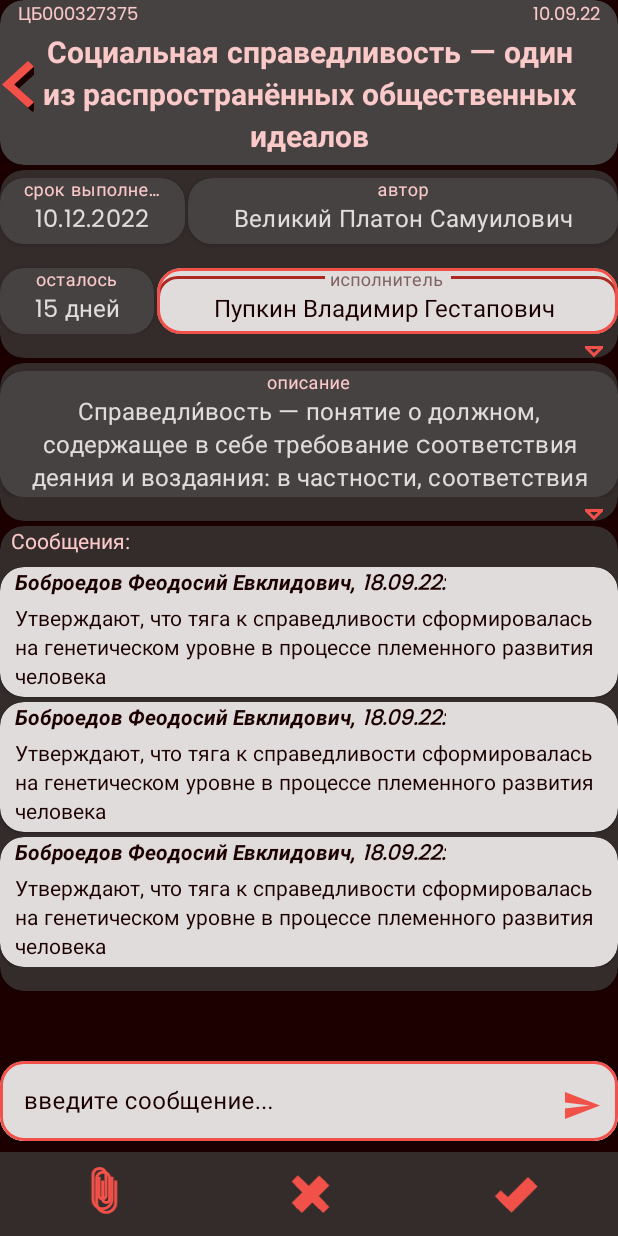
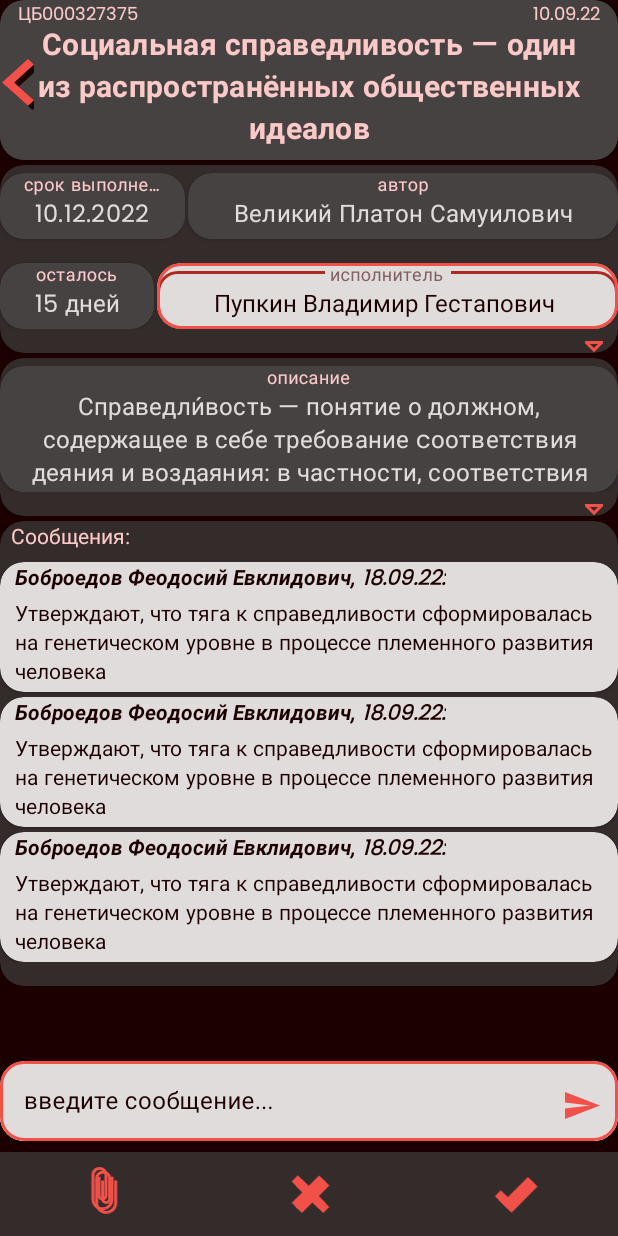
Before and after one commit to NlightN22/TaskManager1C, an Android app: the layout fragment_task_detailed.xml on its own in the app's theme, with its tools: preview values and no code run, on a phone screen of 412 x 824 dp. Run offline under Robolectric (Android 15) with nearby library versions, the light colour scheme and no system bars.

Commit message:
add animation to expand view add OnSwipeTouchListener.kt add swipe to detailed cards add nav args end send to task detailed change title to edittext add days deadline

```diff
--- a/app/src/main/java/space/active/taskmanager1c/domain/repository/TasksRepository.kt
+++ b/app/src/main/java/space/active/taskmanager1c/domain/repository/TasksRepository.kt
@@ -6,7 +6,7 @@ import space.active.taskmanager1c.domain.models.Task
 
 interface TasksRepository {
     val listTasksFlow: Flow<List<Task>>
-    fun getTask(taskId: String): Flow<Request<Task>>
+    fun getTask(taskId: String): Flow<Task?>
     fun editTask(task: Task): Flow<Request<Any>>
     fun createNewTask(task: Task): Flow<Request<Any>>
     fun attachFileToTask(file: ByteArray, taskId: String): Flow<Request<Any>>
--- a/app/src/main/java/space/active/taskmanager1c/domain/use_case/GetDetailedTask.kt
+++ b/app/src/main/java/space/active/taskmanager1c/domain/use_case/GetDetailedTask.kt
@@ -1,6 +1,7 @@
 package space.active.taskmanager1c.domain.use_case
 
 import kotlinx.coroutines.CoroutineDispatcher
+import kotlinx.coroutines.flow.Flow
 import kotlinx.coroutines.flow.catch
 import kotlinx.coroutines.flow.flow
 import kotlinx.coroutines.flow.flowOn
@@ -16,10 +17,9 @@ import javax.inject.Inject
 
 class GetDetailedTask @Inject constructor(
     private val repository: TasksRepository,
-    private val inputTaskRepository: InputTaskRepository,
     @IoDispatcher private val ioDispatcher: CoroutineDispatcher
 ) {
-        operator fun invoke(taskId: String) = repository.getTask(taskId).flowOn(ioDispatcher)
+        operator fun invoke(taskId: String): Flow<Task?> = repository.getTask(taskId)
 //    operator fun invoke(taskId: String) = flow<Request<TaskInput>> {
 //        val res = inputTaskRepository.getTask(taskId)
 //        emit(SuccessRequest(res))
--- a/app/src/main/res/layout/fragment_task_detailed.xml
+++ b/app/src/main/res/layout/fragment_task_detailed.xml
@@ -29,6 +29,7 @@
                 android:layout_marginStart="12dp"
                 app:layout_constraintStart_toStartOf="parent"
                 app:layout_constraintTop_toTopOf="parent"
+                android:elevation="4dp"
                 tools:text="ЦБ000327375" />
 
             <TextView
@@ -39,6 +40,7 @@
                 android:layout_marginEnd="12dp"
                 app:layout_constraintEnd_toEndOf="parent"
                 app:layout_constraintTop_toTopOf="parent"
+                android:elevation="4dp"
                 tools:text="10.09.22" />
 
             <ImageButton
@@ -47,18 +49,38 @@
                 android:layout_marginStart="-4dp"
                 app:layout_constraintBottom_toBottomOf="parent"
                 app:layout_constraintTop_toTopOf="parent"
+                android:elevation="4dp"
                 tools:ignore="MissingConstraints" />
 
-            <TextView
-                style="@style/TitleText"
-                android:layout_width="wrap_content"
+            <androidx.cardview.widget.CardView
+                android:id="@+id/taskTitleCardView"
+                style="@style/CardViewGlobal"
+                android:layout_width="match_parent"
                 android:layout_height="wrap_content"
                 app:layout_constraintEnd_toEndOf="parent"
-                app:layout_constraintStart_toStartOf="parent"
-                app:layout_constraintTop_toBottomOf="@+id/taskNumberDetailed"
-                tools:text="Социальная справедливость — один из распространённых общественных идеалов"
+                app:layout_constraintTop_toTopOf="parent"
 
-                />
+                >
+
+                <com.google.android.material.textfield.TextInputLayout
+                    style="@style/NotEditableTextInput"
+                    android:layout_width="match_parent"
+                    android:layout_height="wrap_content">
+
+                    <com.google.android.material.textfield.TextInputEditText
+                        android:id="@+id/taskTitle"
+                        style="@style/TitleText"
+                        android:layout_width="match_parent"
+                        android:gravity="top|center"
+                        android:inputType="textMultiLine"
+                        android:maxLines="3"
+                        android:ellipsize="end"
+                        tools:text="Социальная справедливость — один из распространённых общественных идеалов"
+                        />
+                </com.google.android.material.textfield.TextInputLayout>
+            </androidx.cardview.widget.CardView>
+
+
         </androidx.constraintlayout.widget.ConstraintLayout>
 
     </androidx.cardview.widget.CardView>
--- a/app/src/main/res/navigation/main_nav_graph.xml
+++ b/app/src/main/res/navigation/main_nav_graph.xml
@@ -27,5 +27,9 @@
         android:id="@+id/taskDetailedFragment"
         android:name="space.active.taskmanager1c.presentation.screens.task_detailed.TaskDetailedFragment"
         android:label="fragment_task_detailed"
-        tools:layout="@layout/fragment_task_detailed" />
+        tools:layout="@layout/fragment_task_detailed" >
+        <argument
+            android:name="taskId"
+            app:argType="string" />
+    </fragment>
 </navigation>
--- a/app/src/main/res/values/not_editable_cardview.xml
+++ b/app/src/main/res/values/not_editable_cardview.xml
@@ -17,4 +17,13 @@
         <item name="android:gravity">center_horizontal</item>
     </style>
 
+    <style name="TitleText" parent="EditTextNotEditable">
+        <item name="android:textColor">@color/edit_text_top_hint</item>
+        <item name="android:textSize">20sp</item>
+        <item name="android:gravity">center</item>
+        <item name="android:textStyle">bold</item>
+        <item name="android:maxEms">20</item> // TODO add from 1C max character
+        <item name="android:maxLines">3</item>
+    </style>
+
 </resources>
--- a/app/src/main/res/values/title_not_editable.xml
+++ b/app/src/main/res/values/title_not_editable.xml
@@ -11,13 +11,13 @@
         <item name="android:maxLines">1</item>
         <item name="android:maxEms">7</item>
     </style>
-    <style name="TitleText" parent="TitleTopperText">
-        <item name="android:textSize">20sp</item>
-        <item name="android:gravity">center</item>
-        <item name="android:textStyle">bold</item>
-        <item name="android:maxEms">20</item> // TODO add from 1C max character
-        <item name="android:maxLines">3</item>
-    </style>
+<!--    <style name="TitleText" parent="TitleTopperText">-->
+<!--        <item name="android:textSize">20sp</item>-->
+<!--        <item name="android:gravity">center</item>-->
+<!--        <item name="android:textStyle">bold</item>-->
+<!--        <item name="android:maxEms">20</item> // TODO add from 1C max character-->
+<!--        <item name="android:maxLines">3</item>-->
+<!--    </style>-->
 
 
 
```
Also changed, not shown: app/build.gradle (+5 -2 lines), app/src/main/java/space/active/taskmanager1c/data/repository/MergedTaskRepositoryImpl.kt (+3 -11 lines), app/src/main/java/space/active/taskmanager1c/presentation/screens/mainactivity/MainViewModel.kt (+21 -21 lines), app/src/main/java/space/active/taskmanager1c/presentation/screens/task_detailed/TaskDetailedFragment.kt (+9 -1 lines), app/src/main/java/space/active/taskmanager1c/presentation/screens/task_detailed/TaskDetailedViewModel.kt (+73 -6 lines), app/src/main/java/space/active/taskmanager1c/presentation/screens/tasklist/TaskListAdapter.kt (+22 -1 lines), app/src/main/java/space/active/taskmanager1c/presentation/screens/tasklist/TaskListFragment.kt (+28 -3 lines), app/src/main/res/layout/item_task.xml (+7 -3 lines), build.gradle (+14 -0 lines).
